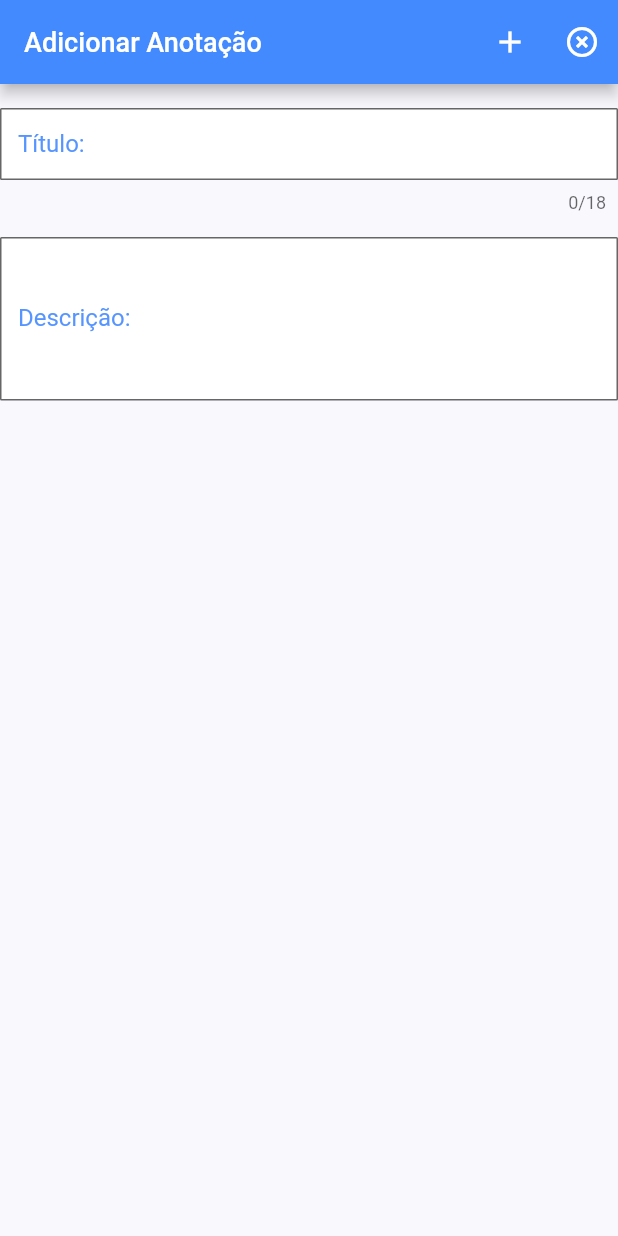
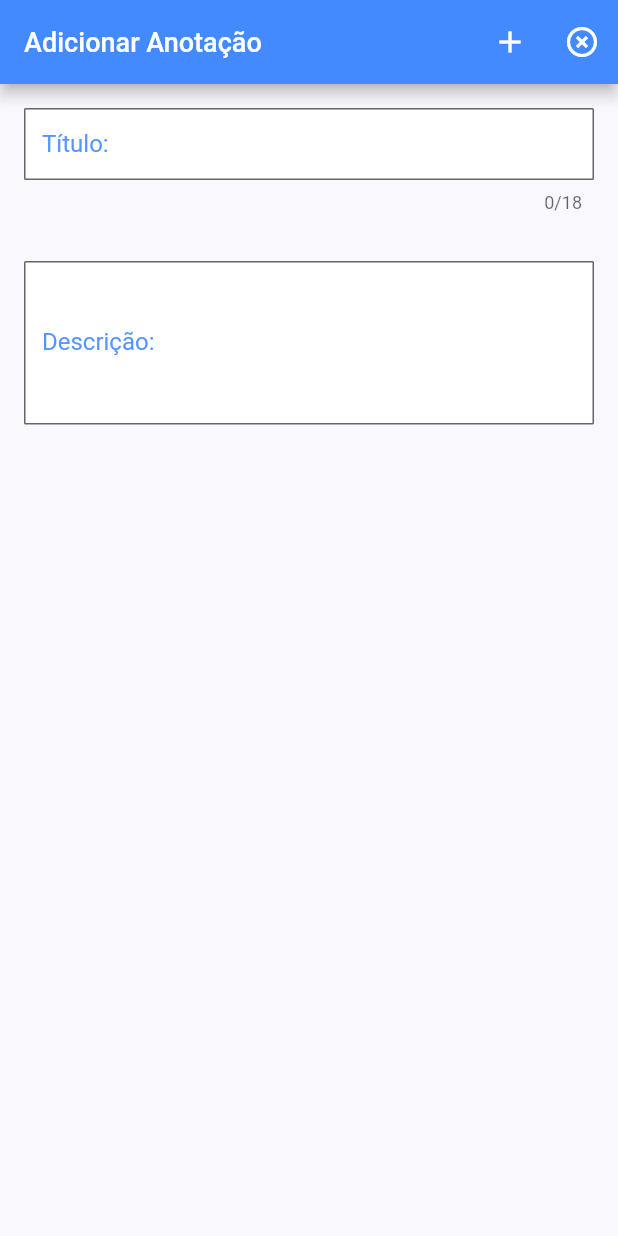
Before and after one commit to LucasSantus/Annotations, a Flutter app: the screen it shows after launch, after a tap on the "add" icon, on a phone screen of 412 x 824 dp. Run offline on Flutter 3.47's test engine with Material 2 defaults, Android fonts, the phone set to English and light mode, and no system bars; our stand-ins replace sqflite; accounts and stored records are empty.

Commit message:
realizada alterações

```diff
--- a/lib/constants.dart
+++ b/lib/constants.dart
@@ -5,6 +5,7 @@ const KPrimaryColor = Colors.blueAccent;
 const KSecundaryColor = Colors.black12;
 
 const kTextColor = Color(0xFF3C4046);
+const KIconColor = Colors.white12;
 
 const kBackgroundColor = Color(0xFFF9F8FD);
 
--- a/lib/screens/home_screen.dart
+++ b/lib/screens/home_screen.dart
@@ -114,7 +114,6 @@ class _HomeScreenState extends State<HomeScreen> {
               actions: <Widget>[
                 IconButton(
                   icon: Icon(Icons.add),
-
                   onPressed: (){
                     //salvar
                     if(_formKey.currentState.validate()){
@@ -138,10 +137,12 @@ class _HomeScreenState extends State<HomeScreen> {
               child: Form(
                 key: _formKey,
                 child: Column(
+                  crossAxisAlignment: CrossAxisAlignment.center,
+                  mainAxisAlignment: MainAxisAlignment.spaceAround,
                   mainAxisSize: MainAxisSize.min,
                   children: <Widget>[
                     Padding(
-                      padding: EdgeInsets.only(top: 16, bottom: 16),
+                      padding: EdgeInsets.only(top: 16, bottom: 16, left: 16, right: 16),
                       child: TextFormField(
                         maxLength: 18,
                         controller: _tituloController,
@@ -171,7 +172,9 @@ class _HomeScreenState extends State<HomeScreen> {
                       ),
                     ),
 
-                    TextFormField(
+                    Padding(
+                      padding: EdgeInsets.only(top: 16, bottom: 16, left: 16, right: 16),
+                      child: TextFormField(
                         maxLines: 5,
                         controller: _descricaoController,
                         decoration: InputDecoration(
@@ -194,7 +197,8 @@ class _HomeScreenState extends State<HomeScreen> {
                           if(valor.isEmpty) return "Campo Obrigatório!";
                           return null;
                         },
-                    )
+                      ),
+                    ),
                   ],
                 ),
               ),
```
Lines whose indentation alone changed are shown as unchanged.
